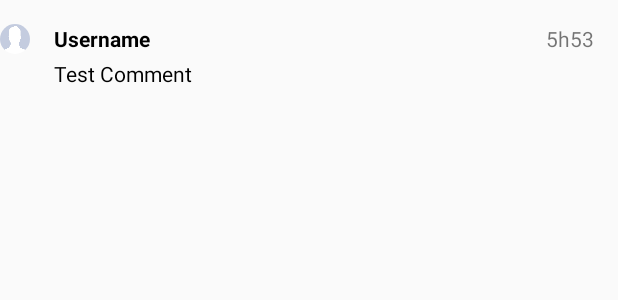
After one commit to rushigandhi/notive, an Android app: the layout row_comment.xml on its own in the app's theme, with its tools: preview values and no code run, on a phone screen of 412 x 824 dp. The commit adds this screen. Shown: the top 300 px of the screen. Run offline under Robolectric (Android 15) with nearby library versions, the phone set to English and light mode, and no system bars.

```diff
--- a/app/src/main/AndroidManifest.xml
+++ b/app/src/main/AndroidManifest.xml
@@ -22,7 +22,8 @@
         <activity
             android:name=".MainActivity"
             android:label="@string/title_activity_main"
-            android:theme="@style/AppTheme.NoActionBar"></activity>
+            android:theme="@style/AppTheme.NoActionBar" />
+        <activity android:name=".CommentActivity"></activity>
     </application>
 
 </manifest>
--- /dev/null
+++ b/app/src/main/res/layout/row_comment.xml
@@ -0,0 +1,46 @@
+<?xml version="1.0" encoding="utf-8"?>
+<LinearLayout xmlns:android="http://schemas.android.com/apk/res/android"
+    android:layout_width="match_parent"
+    android:layout_height="wrap_content"
+    android:layout_marginTop="16dp"
+    android:orientation="horizontal">
+
+    <de.hdodenhof.circleimageview.CircleImageView
+        android:id="@+id/iv_comment_owner_display"
+        android:layout_width="20dp"
+        android:layout_height="20dp"
+        android:src="@drawable/facebook_avatar" />
+
+    <LinearLayout
+        android:layout_width="0dp"
+        android:layout_height="wrap_content"
+        android:layout_marginLeft="16dp"
+        android:layout_marginRight="16dp"
+        android:layout_weight="1"
+        android:orientation="vertical">
+
+        <TextView
+            android:id="@+id/tv_username"
+            android:layout_width="match_parent"
+            android:layout_height="wrap_content"
+            android:text="Username"
+            android:textColor="@android:color/black"
+            android:textStyle="bold" />
+
+        <TextView
+            android:id="@+id/tv_comment"
+            android:layout_width="match_parent"
+            android:layout_height="wrap_content"
+            android:layout_marginTop="4dp"
+            android:text="Test Comment"
+            android:textColor="@android:color/black" />
+
+    </LinearLayout>
+
+    <TextView
+        android:id="@+id/tv_time"
+        android:layout_width="wrap_content"
+        android:layout_height="wrap_content"
+        android:layout_marginRight="16dp"
+        android:text="5h53" />
+</LinearLayout>
```
Also changed, not shown: app/src/main/java/paperbaglabs/school_android/CommentActivity.java (added, +210 -0 lines), app/src/main/java/paperbaglabs/school_android/FirebaseUtils.java (deleted, +0 -8 lines), app/src/main/java/paperbaglabs/school_android/HomeFragment.java (+4 -3 lines), app/src/main/java/paperbaglabs/school_android/models/Comment.java (added, +54 -0 lines), app/src/main/res/layout/activity_comment.xml (added, +62 -0 lines).
